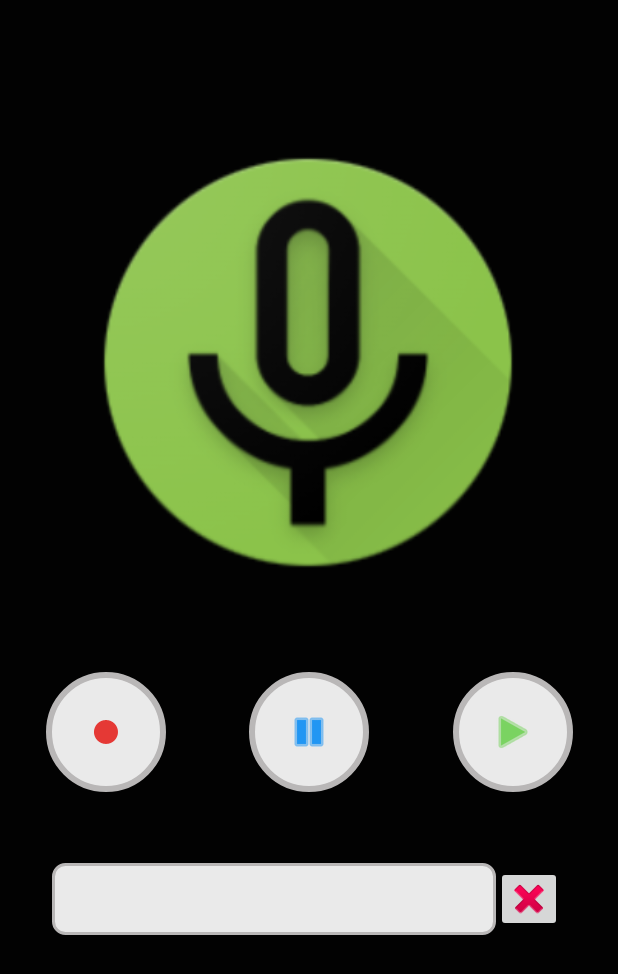
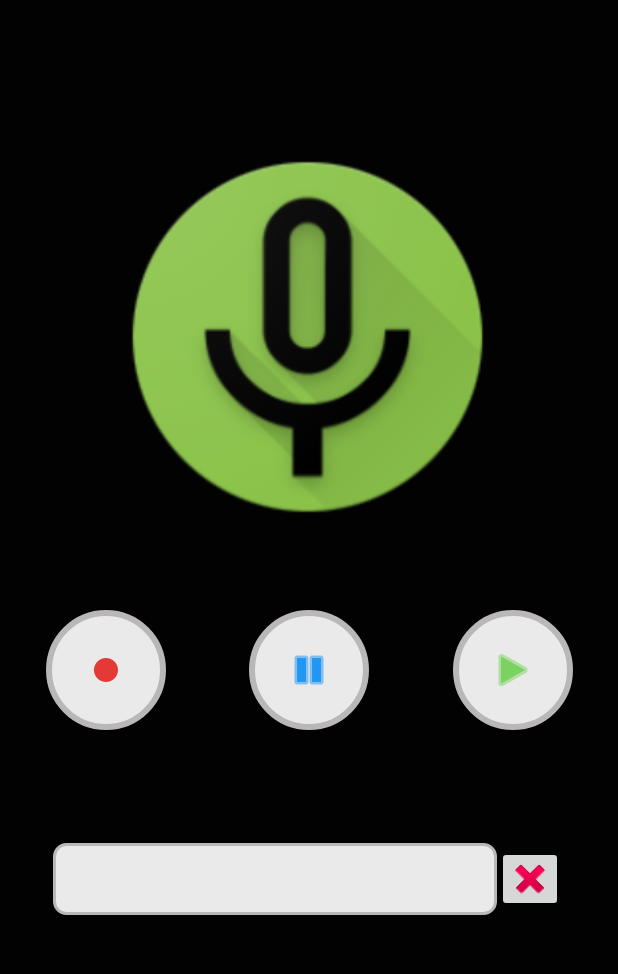
Before and after one commit to TreyNet/Audio-Recorder-App, an Android app: the layout activity_main.xml on its own in the app's theme, with its tools: preview values and no code run, on a phone screen of 412 x 824 dp. Shown: the top 974 px of the screen. Run offline under Robolectric (Android 15) with nearby library versions, the phone set to English and light mode, and no system bars.

Commit message:
update 17-06-24 icon design fixed

```diff
--- a/app/src/main/res/layout/activity_main.xml
+++ b/app/src/main/res/layout/activity_main.xml
@@ -10,8 +10,8 @@
 
     <ImageView
         android:id="@+id/imagenMicrofono"
-        android:layout_width="296dp"
-        android:layout_height="346dp"
+        android:layout_width="254dp"
+        android:layout_height="297dp"
         android:contentDescription="@string/mic_background"
         app:layout_constraintBottom_toBottomOf="parent"
         app:layout_constraintEnd_toEndOf="parent"
@@ -19,7 +19,7 @@
         app:layout_constraintStart_toStartOf="parent"
         app:layout_constraintTop_toTopOf="parent"
         app:layout_constraintVertical_bias="0.144"
-        app:srcCompat="@drawable/ic_launcher" />
+        app:srcCompat="@drawable/icono" />
 
     <LinearLayout
         android:id="@+id/linearLayout"
@@ -81,10 +81,10 @@
         android:orientation="horizontal"
         app:layout_constraintBottom_toBottomOf="parent"
         app:layout_constraintEnd_toEndOf="parent"
-        app:layout_constraintHorizontal_bias="0.48"
+        app:layout_constraintHorizontal_bias="0.492"
         app:layout_constraintStart_toStartOf="parent"
         app:layout_constraintTop_toBottomOf="@+id/linearLayout"
-        app:layout_constraintVertical_bias="0.41">
+        app:layout_constraintVertical_bias="0.483">
 
         <Spinner
             android:id="@+id/spinner"
```
Also changed, not shown: app/src/main/res/drawable/icono.png (renamed from app/src/main/res/drawable/ic_launcher.png).
